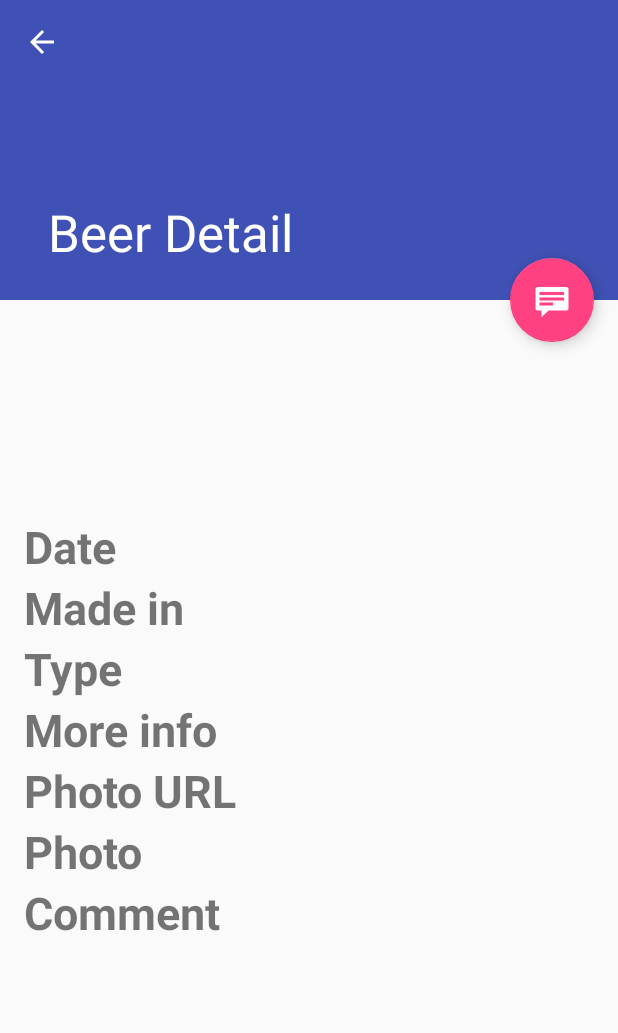
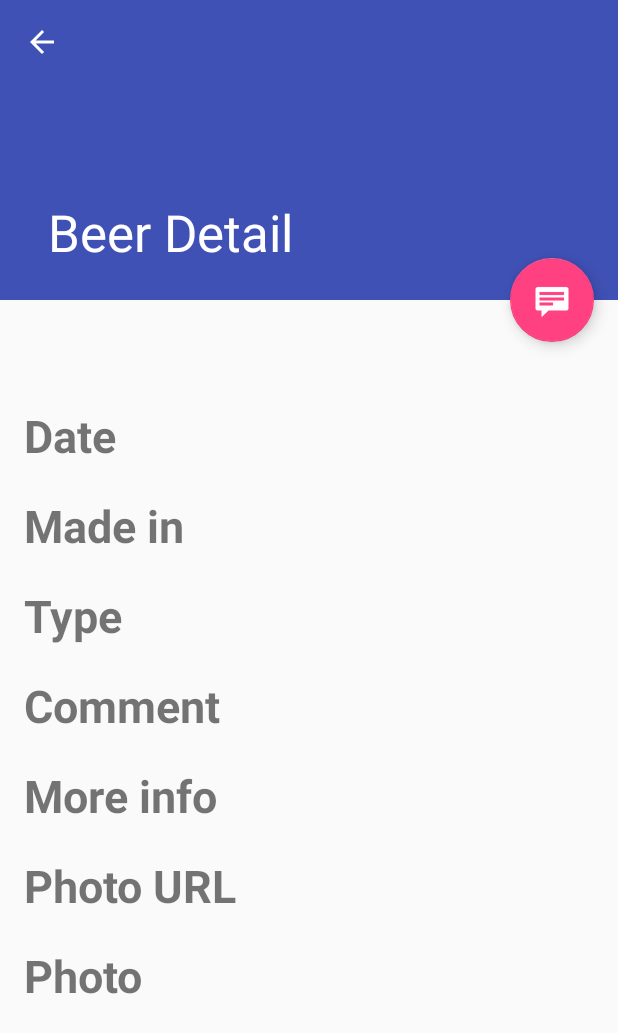
Before and after one commit to juan-filgueiras-rilo/IPM-P2, an Android app: the BeerDetailActivity screen opened directly, with no data from a screen before it, on a phone screen of 412 x 824 dp. Shown: the top 1033 px of the screen. Run offline under Robolectric (Android 15) with nearby library versions, the phone set to English and light mode, and no system bars; libraries missing offline, so code that uses them is left out: com.google.api.client, com.google.api.services, com.nostra13.universalimageloader, pub.devrel.easypermissions; 4 statements that could not run were skipped.

```diff
--- a/Beers/app/src/main/res/layout/beer_detail.xml
+++ b/Beers/app/src/main/res/layout/beer_detail.xml
@@ -1,15 +1,9 @@
 <?xml version="1.0" encoding="utf-8"?>
 
-<LinearLayout xmlns:android="http://schemas.android.com/apk/res/android"
+<RelativeLayout xmlns:android="http://schemas.android.com/apk/res/android"
     xmlns:app="http://schemas.android.com/apk/res-auto"
-    xmlns:tools="http://schemas.android.com/tools"
-    android:layout_width="wrap_content"
-    android:layout_height="wrap_content"
-    android:orientation="vertical"
-    android:paddingTop="8dp"
-    android:paddingBottom="8dp"
-    android:paddingLeft="16dp"
-    android:paddingRight="16dp">
+    android:layout_width="fill_parent"
+    android:layout_height="fill_parent">
 
 
     <android.support.design.widget.FloatingActionButton xmlns:android="http://schemas.android.com/apk/res/android"
@@ -44,15 +38,26 @@
         android:scrollbars="vertical"
         app:layout_behavior="@string/appbar_scrolling_view_behavior"
         android:layout_below="@id/comment_edit_text_detail">
-            <LinearLayout
+
+
+
+        <RelativeLayout
+            xmlns:tools="http://schemas.android.com/tools"
+            xmlns:android="http://schemas.android.com/apk/res/android"
             android:layout_width="match_parent"
             android:layout_height="match_parent"
-                android:orientation="vertical">
+            android:layout_marginLeft="16dp"
+            android:layout_marginRight="16dp"
+            android:baselineAligned="false"
+            android:divider="?android:attr/dividerHorizontal"
+            android:showDividers="middle"
 
-                <LinearLayout
-                    android:layout_width="match_parent"
-                    android:layout_height="match_parent"
-                    android:orientation="horizontal">
+            tools:context="es.udc.fic.ipm.beers.BeerDetailFragment">
+
+
+
+
+
 
             <TextView
                 android:id="@+id/title_date"
@@ -64,13 +69,9 @@
             <TextView
                 android:id="@+id/content_date"
                 android:layout_width="wrap_content"
-                        android:layout_height="wrap_content" />
-                </LinearLayout>
+                android:layout_height="wrap_content"
+                android:layout_below="@id/title_date" />
 
-                <LinearLayout
-                    android:layout_width="match_parent"
-                    android:layout_height="match_parent"
-                    android:orientation="horizontal">
             <TextView
                 android:id="@+id/title_made_in"
                 android:layout_width="wrap_content"
@@ -85,33 +86,33 @@
                 android:layout_height="wrap_content"
                 android:layout_below="@id/title_made_in" />
 
-                </LinearLayout>
-
-                <RelativeLayout
-                    android:layout_width="match_parent"
-                    android:layout_height="match_parent"
-                    android:orientation="horizontal">
             <TextView
                 android:id="@+id/title_type"
                 android:layout_width="wrap_content"
                 android:layout_height="wrap_content"
                 android:textSize="30dp"
                 android:textStyle="bold"
-                        android:text="@string/beer_type"/>
-
+                android:text="@string/beer_type"
+                android:layout_below="@id/content_made_in" />
             <TextView
                 android:id="@+id/content_type"
                 android:layout_width="wrap_content"
                 android:layout_height="wrap_content"
-                        android:layout_alignParentRight="true"/>
-                </RelativeLayout>
+                android:layout_below="@id/title_type" />
 
-
-
-                <LinearLayout
-                    android:layout_width="match_parent"
-                    android:layout_height="match_parent"
-                    android:orientation="horizontal">
+            <TextView
+                android:id="@+id/title_comment"
+                android:layout_width="wrap_content"
+                android:layout_height="wrap_content"
+                android:textSize="30dp"
+                android:textStyle="bold"
+                android:text="@string/beer_comment"
+                android:layout_below="@id/content_type" />
+            <TextView
+                android:id="@+id/content_comment"
+                android:layout_width="wrap_content"
+                android:layout_height="wrap_content"
+                android:layout_below="@id/title_comment" />
 
             <TextView
                 android:id="@+id/title_more_info"
@@ -127,13 +128,6 @@
                 android:layout_height="wrap_content"
                 android:layout_below="@id/title_more_info" />
 
-                </LinearLayout>
-
-                <LinearLayout
-                    android:layout_width="match_parent"
-                    android:layout_height="match_parent"
-                    android:orientation="horizontal">
-
             <TextView
                 android:id="@+id/title_photo_url"
                 android:layout_width="wrap_content"
@@ -147,13 +141,6 @@
                 android:layout_width="wrap_content"
                 android:layout_height="wrap_content"
                 android:layout_below="@id/title_photo_url" />
-
-                </LinearLayout>
-
-                <LinearLayout
-                    android:layout_width="match_parent"
-                    android:layout_height="match_parent"
-                    android:orientation="vertical">
             <TextView
                 android:id="@+id/title_photo_viewer"
                 android:layout_width="wrap_content"
@@ -167,23 +154,12 @@
                 android:layout_width="wrap_content"
                 android:layout_height="wrap_content"
                 android:layout_below="@id/title_photo_viewer"/>
-                </LinearLayout>
 
-                <TextView
-                    android:id="@+id/title_comment"
-                    android:layout_width="wrap_content"
-                    android:layout_height="wrap_content"
-                    android:textSize="30dp"
-                    android:textStyle="bold"
-                    android:text="@string/beer_comment"
-                    android:layout_below="@id/content_type" />
-                <TextView
-                    android:id="@+id/content_comment"
-                    android:layout_width="wrap_content"
-                    android:layout_height="wrap_content"
-                    android:layout_below="@id/title_comment" />
-            </LinearLayout>
+
+
+        </RelativeLayout>
+
     </ScrollView>
 
 
-</LinearLayout>
+</RelativeLayout>
--- a/Beers/app/src/main/res/values/strings.xml
+++ b/Beers/app/src/main/res/values/strings.xml
@@ -26,4 +26,5 @@
     <string name="no_photo_available">Photo field is empty</string>
     <string name="write_your_comment">Write here your new comment</string>
     <string name="comment_ok">Your comment has been send succesfully</string>
+    <string name="account_name">Account name</string>
 </resources>
```
Also changed, not shown: Beers/app/src/main/res/layout-w900dp/beer_list.xml (added, +49 -0 lines), Beers/app/src/main/res/layout/beer_detail2.xml (+57 -39 lines). Lines whose indentation alone changed are shown as unchanged.
